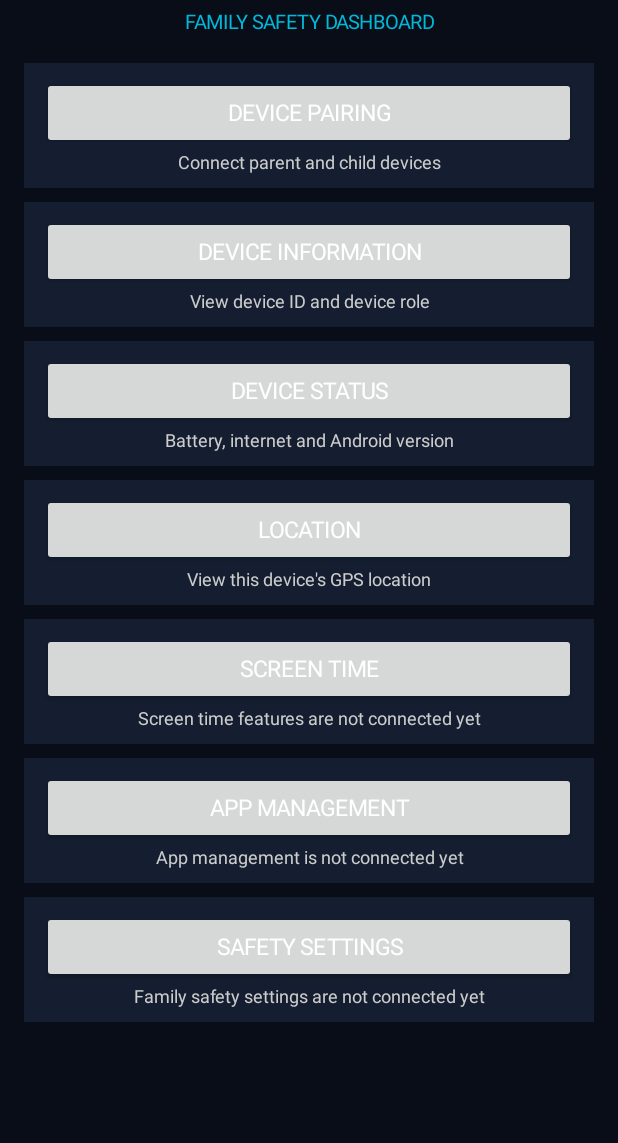
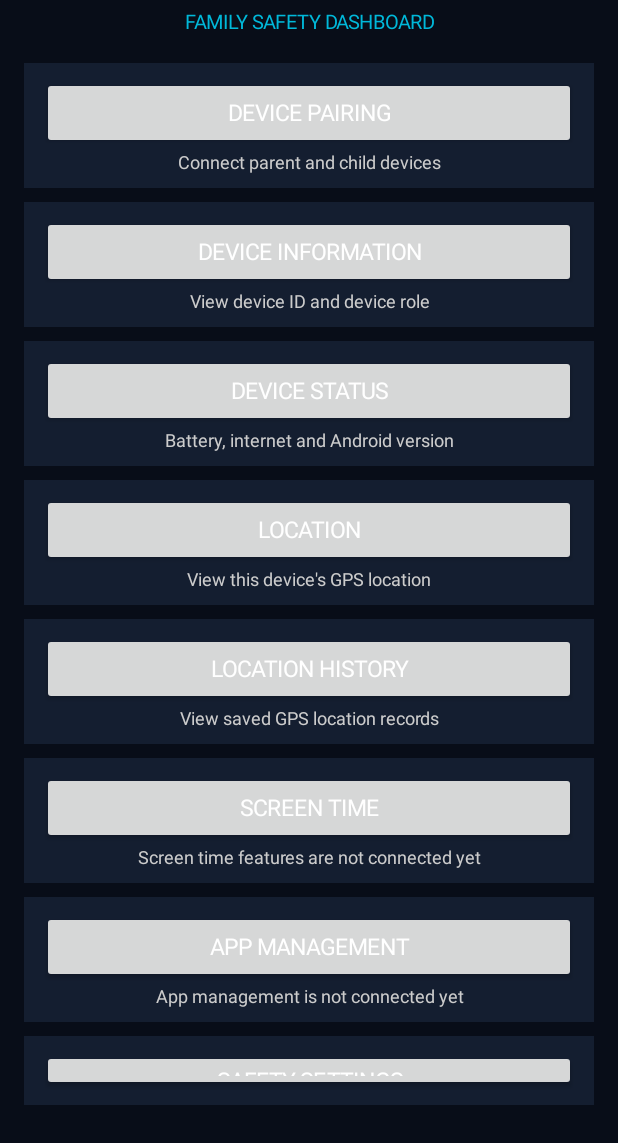
Before and after one commit to exprawdev/Hero, an Android app: the DashboardActivity screen opened directly, with no data from a screen before it, on a phone screen of 412 x 824 dp, the part 93-1236 px from its top. Run offline under Robolectric (Android 15) with nearby library versions, the phone set to English and light mode, and no system bars.

Commit message:
Update DashboardActivity.kt

```diff
--- a/app/src/main/java/com/exprawdev/hero/DashboardActivity.kt
+++ b/app/src/main/java/com/exprawdev/hero/DashboardActivity.kt
@@ -1,3 +1,4 @@
+
 package com.exprawdev.hero
 
 import android.app.Activity
@@ -84,6 +85,16 @@ class DashboardActivity : Activity() {
 
         addDashboardButton(
             root,
+            "LOCATION HISTORY",
+            "View saved GPS location records"
+        ) {
+            startActivity(
+                Intent(this, LocationHistoryActivity::class.java)
+            )
+        }
+
+        addDashboardButton(
+            root,
             "SCREEN TIME",
             "Screen time features are not connected yet"
         ) {}
```
